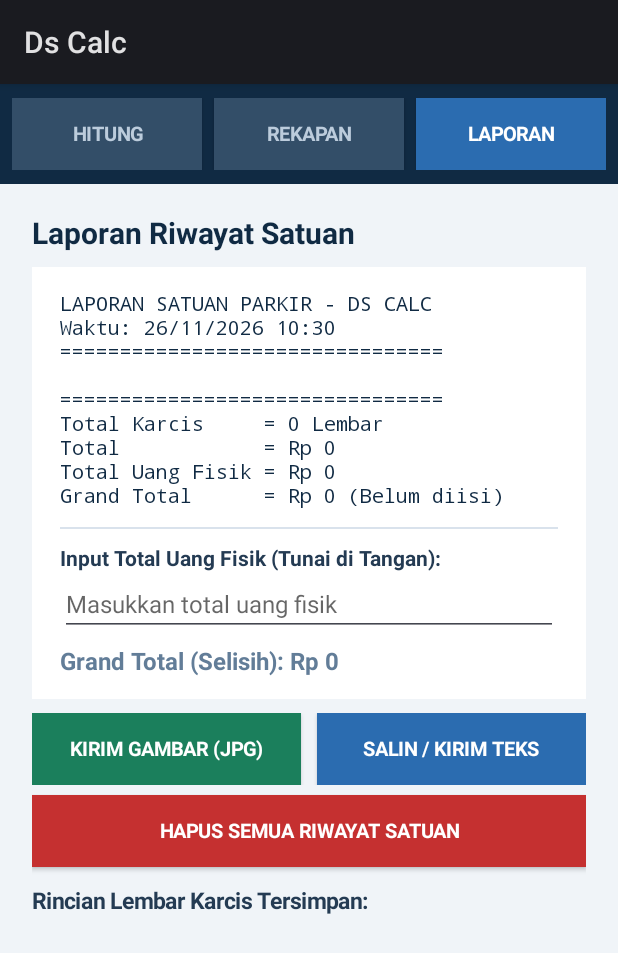
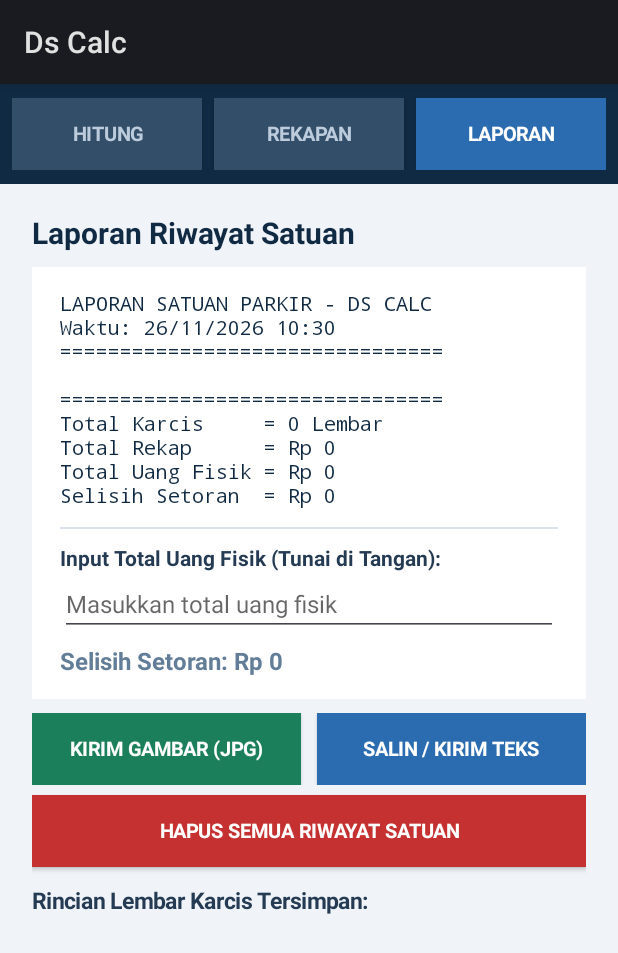
Before and after one commit to kuchiyose63/Ds-Calc, an Android app: the screen it shows after launch (MainActivity), after a tap on "LAPORAN", on a phone screen of 412 x 824 dp. Shown: the top 953 px of the screen. Run offline under Robolectric (Android 15) with nearby library versions, the phone set to English and light mode, and no system bars; 1 other tap on this screen came first.

Commit message:
Update MainActivity.kt

```diff
--- a/app/src/main/java/com/ds/calc/MainActivity.kt
+++ b/app/src/main/java/com/ds/calc/MainActivity.kt
@@ -84,7 +84,7 @@ class MainActivity : Activity() {
     // UI Tab 3: Laporan Riwayat Satuan
     private lateinit var tvRingkasanLaporan: TextView
     private lateinit var etUangFisikLaporan: EditText
-    private lateinit var tvGrandTotalLaporan: TextView
+    private lateinit var tvSelisihLaporan: TextView
     private lateinit var containerRiwayat: LinearLayout
     private var totalRekapLaporanSaatIni = 0
 
@@ -155,7 +155,6 @@ class MainActivity : Activity() {
             setPadding(32, 28, 32, 36)
         }
 
-        // Bangun ketiga halaman
         buildLayoutHitung()
         buildLayoutRekapan()
         buildLayoutLaporan()
@@ -432,33 +431,28 @@ class MainActivity : Activity() {
         layoutRekapan.addView(tvTitle)
         layoutRekapan.addView(tvSub)
 
-        // Kartu Input Motor
         val cardMotor = buatKartuKategoriRekap("MOTOR")
         etMotor3k = tambahBarisInputTarif(cardMotor, "Tarif 3rb (Jam ke-1)")
         etMotor5k = tambahBarisInputTarif(cardMotor, "Tarif 5rb (> 1 Jam)")
         etMotor7k = tambahBarisInputTarif(cardMotor, "Tarif 7rb (Maksimal)")
         layoutRekapan.addView(cardMotor)
 
-        // Kartu Input Mobil
         val cardMobil = buatKartuKategoriRekap("MOBIL")
         etMobil5k = tambahBarisInputTarif(cardMobil, "Tarif 5rb (Jam ke-1)")
         etMobil8k = tambahBarisInputTarif(cardMobil, "Tarif 8rb (> 1 Jam)")
         etMobil10k = tambahBarisInputTarif(cardMobil, "Tarif 10rb (Maksimal)")
         layoutRekapan.addView(cardMobil)
 
-        // Kartu Input Truk
         val cardTruk = buatKartuKategoriRekap("TRUK")
         etTruk6k = tambahBarisInputTarif(cardTruk, "Tarif 6rb (Jam ke-1)")
         etTruk9k = tambahBarisInputTarif(cardTruk, "Tarif 9rb (> 1 Jam)")
         etTruk15k = tambahBarisInputTarif(cardTruk, "Tarif 15rb (Maksimal)")
         layoutRekapan.addView(cardTruk)
 
-        // Kartu Input Member
         val cardMember = buatKartuKategoriRekap("MEMBER (Tarif Rp 0)")
         etMember0k = tambahBarisInputTarif(cardMember, "Lembar Karcis Member")
         layoutRekapan.addView(cardMember)
 
-        // Kartu Input Uang Fisik
         val cardFisik = buatKartuKategoriRekap("UANG FISIK DI TANGAN")
         etFisikRekapan = EditText(this).apply {
             hint = "Masukkan total uang tunai fisik (misal: 250000)"
@@ -468,7 +462,6 @@ class MainActivity : Activity() {
         cardFisik.addView(etFisikRekapan)
         layoutRekapan.addView(cardFisik)
 
-        // Kartu Hasil Preview Rekap
         val cardPreview = LinearLayout(this).apply {
             orientation = LinearLayout.VERTICAL
             setBackgroundColor(Color.WHITE)
@@ -488,7 +481,6 @@ class MainActivity : Activity() {
         cardPreview.addView(tvPreviewRekapan)
         layoutRekapan.addView(cardPreview)
 
-        // Tombol Kirim Gambar (JPG) & Kirim Teks
         val rowKirim = LinearLayout(this).apply {
             orientation = LinearLayout.HORIZONTAL
             layoutParams = LinearLayout.LayoutParams(
@@ -545,7 +537,6 @@ class MainActivity : Activity() {
         }
         layoutRekapan.addView(btnResetRekapan)
 
-        // Pasang listener otomatis hitung saat angka berubah
         val semuaInput = listOf(
             etMotor3k, etMotor5k, etMotor7k,
             etMobil5k, etMobil8k, etMobil10k,
@@ -614,6 +605,18 @@ class MainActivity : Activity() {
         return et.text.toString().trim().toIntOrNull() ?: 0
     }
 
+    private fun formatStatusSetoran(uangFisik: Int, totalRekap: Int): String {
+        val nf = NumberFormat.getNumberInstance(Locale("in", "ID"))
+        val selisih = uangFisik - totalRekap
+        return when {
+            uangFisik == 0 && totalRekap == 0 -> "Rp 0"
+            uangFisik == 0 -> "-Rp ${nf.format(totalRekap)} (Uang fisik belum diisi)"
+            selisih == 0 -> "PAS (Rp 0)"
+            selisih > 0 -> "PLUS +Rp ${nf.format(selisih)}"
+            else -> "MINUS -Rp ${nf.format(-selisih)}"
+        }
+    }
+
     private fun hitungRekapanCepat(): String {
         val nf = NumberFormat.getNumberInstance(Locale("in", "ID"))
 
@@ -634,7 +637,6 @@ class MainActivity : Activity() {
         val totalLembarSemua = totLbrMotor + totLbrMobil + totLbrTruk + mem0
         val totalRekapRp = totRpMotor + totRpMobil + totRpTruk
         val uangFisik = bacaInt(etFisikRekapan)
-        val grandTotalSelisih = uangFisik - totalRekapRp
 
         val sb = StringBuilder()
         val tglCetak = SimpleDateFormat("dd/MM/yyyy HH:mm", Locale.getDefault()).format(Date())
@@ -675,18 +677,13 @@ class MainActivity : Activity() {
             sb.append("(Belum ada jumlah lembar diisi)\n\n")
         }
 
-        val statusSelisih = when {
-            uangFisik == 0 -> "(Belum diisi)"
-            grandTotalSelisih == 0 -> "(PAS)"
-            grandTotalSelisih > 0 -> "(LEBIH +Rp ${nf.format(grandTotalSelisih)})"
-            else -> "(KURANG -Rp ${nf.format(-grandTotalSelisih)})"
-        }
+        val infoSelisih = formatStatusSetoran(uangFisik, totalRekapRp)
 
         sb.append("================================\n")
         sb.append("Total Karcis     = $totalLembarSemua Lembar\n")
-        sb.append("Total            = Rp ${nf.format(totalRekapRp)}\n")
+        sb.append("Total Rekap      = Rp ${nf.format(totalRekapRp)}\n")
         sb.append("Total Uang Fisik = Rp ${nf.format(uangFisik)}\n")
-        sb.append("Grand Total      = Rp ${nf.format(grandTotalSelisih)} $statusSelisih")
+        sb.append("Selisih Setoran  = $infoSelisih")
 
         val hasil = sb.toString()
         tvPreviewRekapan.text = hasil
@@ -811,14 +808,14 @@ class MainActivity : Activity() {
         }
         cardRingkasan.addView(etUangFisikLaporan)
 
-        tvGrandTotalLaporan = TextView(this).apply {
-            text = "Grand Total (Selisih): Rp 0"
+        tvSelisihLaporan = TextView(this).apply {
+            text = "Selisih Setoran: Rp 0"
             textSize = 16f
             setTypeface(null, Typeface.BOLD)
             setTextColor(Color.parseColor("#1B7F5C"))
             setPadding(0, 8, 0, 0)
         }
-        cardRingkasan.addView(tvGrandTotalLaporan)
+        cardRingkasan.addView(tvSelisihLaporan)
         layoutLaporan.addView(cardRingkasan)
 
         val rowKirim = LinearLayout(this).apply {
@@ -889,7 +886,7 @@ class MainActivity : Activity() {
         containerRiwayat = LinearLayout(this).apply { orientation = LinearLayout.VERTICAL }
         layoutLaporan.addView(containerRiwayat)
 
-        etUangFisikLaporan.addTextChangedListener(buatTextWatcher { updateGrandTotalLaporan() })
+        etUangFisikLaporan.addTextChangedListener(buatTextWatcher { updateSelisihLaporan() })
     }
 
     // =========================================================================
@@ -1074,44 +1071,38 @@ class MainActivity : Activity() {
         }
 
         val uangFisik = bacaInt(etUangFisikLaporan)
-        val selisih = uangFisik - grandRekap
-        val statusSelisih = when {
-            uangFisik == 0 -> "(Belum diisi)"
-            selisih == 0 -> "(PAS)"
-            selisih > 0 -> "(LEBIH +Rp ${nf.format(selisih)})"
-            else -> "(KURANG -Rp ${nf.format(-selisih)})"
-        }
+        val infoSelisih = formatStatusSetoran(uangFisik, grandRekap)
 
         sb.append("================================\n")
         sb.append("Total Karcis     = $totalLembarSemua Lembar\n")
-        sb.append("Total            = Rp ${nf.format(grandRekap)}\n")
+        sb.append("Total Rekap      = Rp ${nf.format(grandRekap)}\n")
         sb.append("Total Uang Fisik = Rp ${nf.format(uangFisik)}\n")
-        sb.append("Grand Total      = Rp ${nf.format(selisih)} $statusSelisih")
+        sb.append("Selisih Setoran  = $infoSelisih")
 
         return sb.toString()
     }
 
-    private fun updateGrandTotalLaporan() {
+    private fun updateSelisihLaporan() {
         val nf = NumberFormat.getNumberInstance(Locale("in", "ID"))
         val uangFisik = bacaInt(etUangFisikLaporan)
         val selisih = uangFisik - totalRekapLaporanSaatIni
 
         when {
             uangFisik == 0 -> {
-                tvGrandTotalLaporan.text = "Grand Total (Selisih): Rp 0"
-                tvGrandTotalLaporan.setTextColor(Color.parseColor("#627D98"))
+                tvSelisihLaporan.text = "Selisih Setoran: Rp 0"
+                tvSelisihLaporan.setTextColor(Color.parseColor("#627D98"))
             }
             selisih == 0 -> {
-                tvGrandTotalLaporan.text = "Grand Total: Rp 0 (PAS)"
-                tvGrandTotalLaporan.setTextColor(Color.parseColor("#1B7F5C"))
+                tvSelisihLaporan.text = "Selisih Setoran: PAS (Rp 0)"
+                tvSelisihLaporan.setTextColor(Color.parseColor("#1B7F5C"))
             }
             selisih > 0 -> {
-                tvGrandTotalLaporan.text = "Grand Total: +Rp ${nf.format(selisih)} (LEBIH)"
-                tvGrandTotalLaporan.setTextColor(Color.parseColor("#2B6CB0"))
+                tvSelisihLaporan.text = "Selisih Setoran: PLUS +Rp ${nf.format(selisih)}"
+                tvSelisihLaporan.setTextColor(Color.parseColor("#2B6CB0"))
             }
             else -> {
-                tvGrandTotalLaporan.text = "Grand Total: -Rp ${nf.format(-selisih)} (KURANG)"
-                tvGrandTotalLaporan.setTextColor(Color.parseColor("#C53030"))
+                tvSelisihLaporan.text = "Selisih Setoran: MINUS -Rp ${nf.format(-selisih)}"
+                tvSelisihLaporan.setTextColor(Color.parseColor("#C53030"))
             }
         }
         tvRingkasanLaporan.text = susunTeksRekapLaporan()
@@ -1127,12 +1118,12 @@ class MainActivity : Activity() {
         if (jsonArray.length() == 0) {
             totalRekapLaporanSaatIni = 0
             tvRingkasanLaporan.text = "Belum ada karcis satuan tersimpan.\nGunakan tab HITUNG untuk menyimpan karcis satu per satu."
-            updateGrandTotalLaporan()
+            updateSelisihLaporan()
             return
         }
 
         tvRingkasanLaporan.text = susunTeksRekapLaporan()
-        updateGrandTotalLaporan()
+        updateSelisihLaporan()
 
         for (i in jsonArray.length() - 1 downTo 0) {
             val obj = jsonArray.getJSONObject(i)
@@ -1247,7 +1238,7 @@ class MainActivity : Activity() {
 
         val padding = 60
         val lineHeight = 48
-        val width = 1120
+        val width = 1220
         val height = (barisList.size * lineHeight) + (padding * 2) + 40
 
         val bitmap = Bitmap.createBitmap(width, height, Bitmap.Config.ARGB_8888)
@@ -1265,13 +1256,22 @@ class MainActivity : Activity() {
         for ((index, baris) in barisList.withIndex()) {
             if (index == 0 ||
                 baris.startsWith("Total") ||
-                baris.startsWith("Grand Total") ||
+                baris.startsWith("Selisih Setoran") ||
                 baris.contains("Total ")
             ) {
                 paint.typeface = Typeface.create(Typeface.MONOSPACE, Typeface.BOLD)
             } else {
                 paint.typeface = Typeface.MONOSPACE
             }
+
+            if (baris.contains("MINUS")) {
+                paint.color = Color.parseColor("#C53030")
+            } else if (baris.contains("PLUS") || baris.contains("PAS")) {
+                paint.color = Color.parseColor("#1B7F5C")
+            } else {
+                paint.color = Color.parseColor("#102A43")
+            }
+
             canvas.drawText(baris, padding.toFloat(), yPos, paint)
             yPos += lineHeight
         }
```
